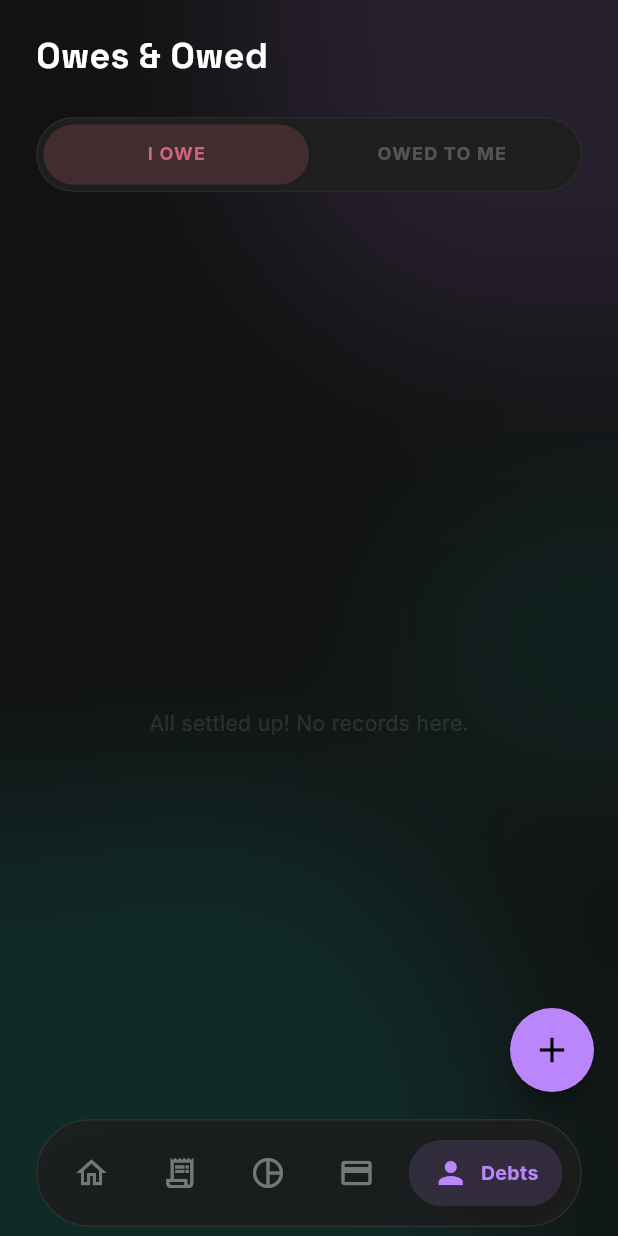
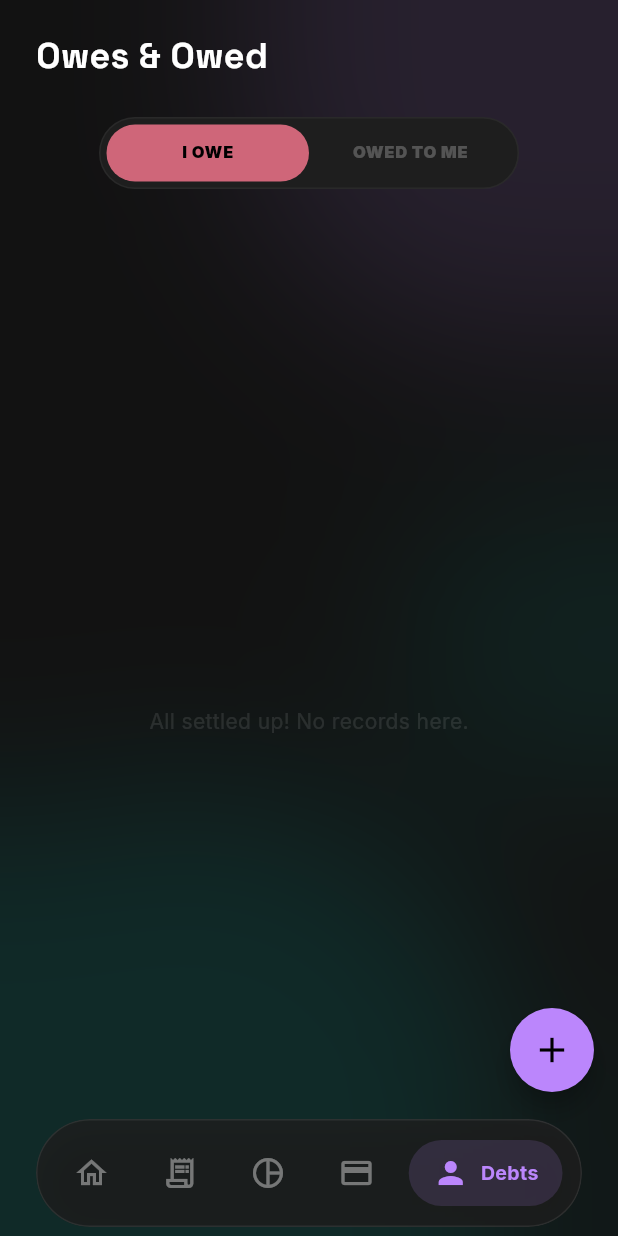
Before and after one commit to EdirithanthiriTharushaKawshalya/fin_track, a Flutter app: the screen it shows once a user with an empty profile is signed in, item 5 of the bottom bar chosen, on a phone screen of 412 x 824 dp. Run offline on Flutter 3.47's test engine with Material 3 defaults, Android fonts, the phone set to English and light mode, and no system bars; our stand-ins replace cloud_firestore, csv, firebase_auth, firebase_core, fl_chart, flutter_riverpod and 3 more; accounts and stored records are empty.

Commit message:
style: standardize toggle button widths and padding

```diff
--- a/lib/features/debts/debts_screen.dart
+++ b/lib/features/debts/debts_screen.dart
@@ -58,10 +58,10 @@ class _DebtsScreenState extends ConsumerState<DebtsScreen> with SingleTickerProv
             ),
             const SizedBox(height: 24),
 
-            Padding(
-              padding: const EdgeInsets.symmetric(horizontal: 24),
+            Center(
               child: Container(
-                height: 50,
+                width: 280, // Standardized fixed width
+                height: 48,
                 padding: const EdgeInsets.all(4),
                 decoration: BoxDecoration(
                   color: isDark ? const Color(0xFF1E1E1E) : Colors.white,
@@ -73,11 +73,11 @@ class _DebtsScreenState extends ConsumerState<DebtsScreen> with SingleTickerProv
                   controller: _tabController,
                   indicator: BoxDecoration(
                     borderRadius: BorderRadius.circular(100),
-                    color: _tabController.index == 0 ? const Color(0xFFCF6679).withOpacity(0.2) : const Color(0xFF03DAC6).withOpacity(0.2),
+                    color: _tabController.index == 0 ? const Color(0xFFCF6679) : const Color(0xFF03DAC6),
                   ),
-                  labelColor: _tabController.index == 0 ? const Color(0xFFCF6679) : const Color(0xFF03DAC6),
+                  labelColor: Colors.black,
                   unselectedLabelColor: isDark ? Colors.white24 : Colors.black26,
-                  labelStyle: GoogleFonts.inter(fontWeight: FontWeight.bold, fontSize: 12, letterSpacing: 0.8),
+                  labelStyle: GoogleFonts.inter(fontWeight: FontWeight.w900, fontSize: 11, letterSpacing: 0.5),
                   dividerColor: Colors.transparent,
                   indicatorSize: TabBarIndicatorSize.tab,
                   tabs: const [Tab(text: 'I OWE'), Tab(text: 'OWED TO ME')],
```
Also changed, not shown: lib/features/analytics/analytics_screen.dart (+6 -3 lines).
